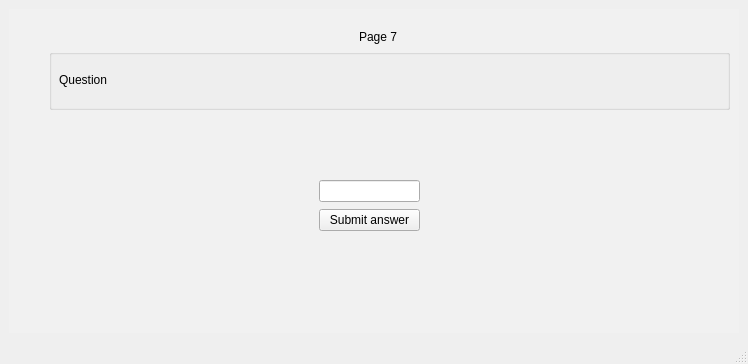
AlexandruNuta/ProjectModernCPP, file Client/mainwindow.ui: the form before one commit.
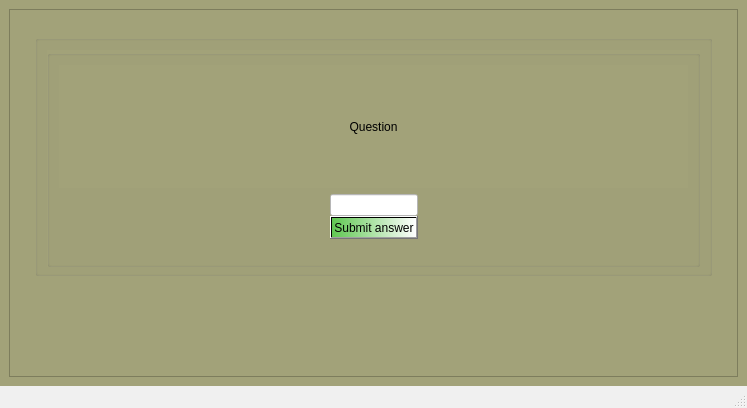
The form after the commit. The open tabs and pages were chosen to show the change. Icons and pictures are not drawn.

Commit message: Added background colors and some options.

Patch:
```diff
--- a/Client/mainwindow.ui
+++ b/Client/mainwindow.ui
@@ -6,8 +6,8 @@
    <rect>
     <x>0</x>
     <y>0</y>
-    <width>748</width>
-    <height>364</height>
+    <width>747</width>
+    <height>408</height>
    </rect>
   </property>
   <property name="minimumSize">
@@ -16,18 +16,261 @@
     <height>0</height>
    </size>
   </property>
+  <property name="palette">
+   <palette>
+    <active>
+     <colorrole role="Window">
+      <brush brushstyle="SolidPattern">
+       <color alpha="255">
+        <red>229</red>
+        <green>229</green>
+        <blue>229</blue>
+       </color>
+      </brush>
+     </colorrole>
+    </active>
+    <inactive>
+     <colorrole role="Window">
+      <brush brushstyle="SolidPattern">
+       <color alpha="255">
+        <red>240</red>
+        <green>240</green>
+        <blue>240</blue>
+       </color>
+      </brush>
+     </colorrole>
+    </inactive>
+    <disabled>
+     <colorrole role="Window">
+      <brush brushstyle="SolidPattern">
+       <color alpha="255">
+        <red>229</red>
+        <green>229</green>
+        <blue>229</blue>
+       </color>
+      </brush>
+     </colorrole>
+    </disabled>
+   </palette>
+  </property>
   <property name="windowTitle">
    <string>MainWindow</string>
   </property>
+  <property name="windowIcon">
+   <iconset resource="Resources.qrc">
+    <normaloff>:/image/TriviaIcon2.jpg</normaloff>:/image/TriviaIcon2.jpg</iconset>
+  </property>
+  <property name="autoFillBackground">
+   <bool>false</bool>
+  </property>
+  <property name="styleSheet">
+   <string notr="true"/>
+  </property>
   <widget class="QWidget" name="centralwidget">
+   <property name="palette">
+    <palette>
+     <active>
+      <colorrole role="Button">
+       <brush brushstyle="SolidPattern">
+        <color alpha="255">
+         <red>162</red>
+         <green>162</green>
+         <blue>121</blue>
+        </color>
+       </brush>
+      </colorrole>
+      <colorrole role="Base">
+       <brush brushstyle="SolidPattern">
+        <color alpha="255">
+         <red>162</red>
+         <green>162</green>
+         <blue>121</blue>
+        </color>
+       </brush>
+      </colorrole>
+      <colorrole role="Window">
+       <brush brushstyle="SolidPattern">
+        <color alpha="255">
+         <red>162</red>
+         <green>162</green>
+         <blue>121</blue>
+        </color>
+       </brush>
+      </colorrole>
+     </active>
+     <inactive>
+      <colorrole role="Button">
+       <brush brushstyle="SolidPattern">
+        <color alpha="255">
+         <red>162</red>
+         <green>162</green>
+         <blue>121</blue>
+        </color>
+       </brush>
+      </colorrole>
+      <colorrole role="Base">
+       <brush brushstyle="SolidPattern">
+        <color alpha="255">
+         <red>162</red>
+         <green>162</green>
+         <blue>121</blue>
+        </color>
+       </brush>
+      </colorrole>
+      <colorrole role="Window">
+       <brush brushstyle="SolidPattern">
+        <color alpha="255">
+         <red>162</red>
+         <green>162</green>
+         <blue>121</blue>
+        </color>
+       </brush>
+      </colorrole>
+     </inactive>
+     <disabled>
+      <colorrole role="Button">
+       <brush brushstyle="SolidPattern">
+        <color alpha="255">
+         <red>162</red>
+         <green>162</green>
+         <blue>121</blue>
+        </color>
+       </brush>
+      </colorrole>
+      <colorrole role="Base">
+       <brush brushstyle="SolidPattern">
+        <color alpha="255">
+         <red>162</red>
+         <green>162</green>
+         <blue>121</blue>
+        </color>
+       </brush>
+      </colorrole>
+      <colorrole role="Window">
+       <brush brushstyle="SolidPattern">
+        <color alpha="255">
+         <red>162</red>
+         <green>162</green>
+         <blue>121</blue>
+        </color>
+       </brush>
+      </colorrole>
+     </disabled>
+    </palette>
+   </property>
+   <property name="styleSheet">
+    <string notr="true">font: 12pt &quot;Tempus Sans ITC&quot;;
+
+background-color: rgb(162, 162, 121);</string>
+   </property>
    <layout class="QGridLayout" name="gridLayout_6">
-    <item row="0" column="0">
+    <item row="1" column="0">
      <widget class="QStackedWidget" name="stackedWidget">
+      <property name="palette">
+       <palette>
+        <active>
+         <colorrole role="Button">
+          <brush brushstyle="SolidPattern">
+           <color alpha="255">
+            <red>162</red>
+            <green>162</green>
+            <blue>121</blue>
+           </color>
+          </brush>
+         </colorrole>
+         <colorrole role="Base">
+          <brush brushstyle="SolidPattern">
+           <color alpha="255">
+            <red>162</red>
+            <green>162</green>
+            <blue>121</blue>
+           </color>
+          </brush>
+         </colorrole>
+         <colorrole role="Window">
+          <brush brushstyle="SolidPattern">
+           <color alpha="255">
+            <red>162</red>
+            <green>162</green>
+            <blue>121</blue>
+           </color>
+          </brush>
+         </colorrole>
+        </active>
+        <inactive>
+         <colorrole role="Button">
+          <brush brushstyle="SolidPattern">
+           <color alpha="255">
+            <red>162</red>
+            <green>162</green>
+            <blue>121</blue>
+           </color>
+          </brush>
+         </colorrole>
+         <colorrole role="Base">
+          <brush brushstyle="SolidPattern">
+           <color alpha="255">
+            <red>162</red>
+            <green>162</green>
+            <blue>121</blue>
+           </color>
+          </brush>
+         </colorrole>
+         <colorrole role="Window">
+          <brush brushstyle="SolidPattern">
+           <color alpha="255">
+            <red>162</red>
+            <green>162</green>
+            <blue>121</blue>
+           </color>
+          </brush>
+         </colorrole>
+        </inactive>
+        <disabled>
+         <colorrole role="Button">
+          <brush brushstyle="SolidPattern">
+           <color alpha="255">
+            <red>162</red>
+            <green>162</green>
+            <blue>121</blue>
+           </color>
+          </brush>
+         </colorrole>
+         <colorrole role="Base">
+          <brush brushstyle="SolidPattern">
+           <color alpha="255">
+            <red>162</red>
+            <green>162</green>
+            <blue>121</blue>
+           </color>
+          </brush>
+         </colorrole>
+         <colorrole role="Window">
+          <brush brushstyle="SolidPattern">
+           <color alpha="255">
+            <red>162</red>
+            <green>162</green>
+            <blue>121</blue>
+           </color>
+          </brush>
+         </colorrole>
+        </disabled>
+       </palette>
+      </property>
+      <property name="autoFillBackground">
+       <bool>false</bool>
+      </property>
       <property name="styleSheet">
-       <string notr="true">QStackedWidget {
-    background-color: rgba(255, 255, 255, 0.1);
-}
-</string>
+       <string notr="true"/>
+      </property>
+      <property name="frameShape">
+       <enum>QFrame::StyledPanel</enum>
+      </property>
+      <property name="frameShadow">
+       <enum>QFrame::Raised</enum>
+      </property>
+      <property name="lineWidth">
+       <number>1</number>
       </property>
       <property name="currentIndex">
        <number>6</number>
@@ -1344,62 +1587,213 @@
        </layout>
       </widget>
       <widget class="QWidget" name="page_NAQScreen">
-       <widget class="QLabel" name="label_9">
-        <property name="geometry">
-         <rect>
-          <x>350</x>
-          <y>20</y>
-          <width>49</width>
-          <height>16</height>
-         </rect>
+       <layout class="QGridLayout" name="gridLayout_16">
+        <property name="leftMargin">
+         <number>25</number>
         </property>
-        <property name="text">
-         <string>Page 7</string>
+        <property name="topMargin">
+         <number>25</number>
         </property>
-       </widget>
-       <widget class="QGroupBox" name="groupBox_6">
-        <property name="geometry">
-         <rect>
-          <x>40</x>
-          <y>40</y>
-          <width>681</width>
-          <height>61</height>
-         </rect>
+        <property name="rightMargin">
+         <number>25</number>
         </property>
-        <property name="title">
-         <string/>
+        <property name="bottomMargin">
+         <number>100</number>
         </property>
-        <widget class="QLabel" name="NumericalAnswerQuestionLabel">
-         <property name="geometry">
-          <rect>
-           <x>10</x>
-           <y>10</y>
-           <width>661</width>
-           <height>41</height>
-          </rect>
-         </property>
-         <property name="text">
-          <string>Question</string>
-         </property>
-        </widget>
-       </widget>
-       <widget class="QWidget" name="layoutWidget">
+        <property name="horizontalSpacing">
+         <number>20</number>
+        </property>
+        <property name="verticalSpacing">
+         <number>10</number>
+        </property>
+        <item row="0" column="0">
+         <widget class="QGroupBox" name="groupBox_11">
+          <property name="title">
+           <string/>
+          </property>
+          <layout class="QGridLayout" name="gridLayout_15">
+           <property name="bottomMargin">
+            <number>6</number>
+           </property>
+           <item row="0" column="0">
+            <widget class="QGroupBox" name="groupBox_6">
+             <property name="title">
+              <string/>
+             </property>
+             <property name="flat">
+              <bool>true</bool>
+             </property>
+             <layout class="QGridLayout" name="gridLayout_14" rowstretch="1,1" columnstretch="0">
+              <property name="bottomMargin">
+               <number>25</number>
+              </property>
+              <item row="1" column="0">
+               <layout class="QHBoxLayout" name="horizontalLayout_17" stretch="5,1,5">
+                <property name="spacing">
+                 <number>0</number>
+                </property>
+                <item>
+                 <spacer name="horizontalSpacer_34">
+                  <property name="orientation">
+                   <enum>Qt::Horizontal</enum>
+                  </property>
+                  <property name="sizeHint" stdset="0">
+                   <size>
+                    <width>40</width>
+                    <height>20</height>
+                   </size>
+                  </property>
+                 </spacer>
+                </item>
+                <item>
+                 <layout class="QVBoxLayout" name="verticalLayout_5">
+                  <item alignment="Qt::AlignHCenter">
+                   <widget class="QLineEdit" name="NumericalAnswerField">
+                    <property name="styleSheet">
+                     <string notr="true">background-color: rgb(255, 255, 255);</string>
+                    </property>
+                   </widget>
+                  </item>
+                  <item>
+                   <widget class="QPushButton" name="pushButton_SubmitAnswer">
+                    <property name="cursor">
+                     <cursorShape>PointingHandCursor</cursorShape>
+                    </property>
+                    <property name="styleSheet">
+                     <string notr="true">background-color: qlineargradient(spread:pad, x1:0, y1:0, x2:1, y2:0, stop:0 rgba(96, 199, 82, 255), stop:1 rgba(255, 255, 255, 255));</string>
+                    </property>
+                    <property name="text">
+                     <string>Submit answer</string>
+                    </property>
+                   </widget>
+                  </item>
+                 </layout>
+                </item>
+                <item>
+                 <spacer name="horizontalSpacer_33">
+                  <property name="orientation">
+                   <enum>Qt::Horizontal</enum>
+                  </property>
+                  <property name="sizeHint" stdset="0">
+                   <size>
+                    <width>40</width>
+                    <height>20</height>
+                   </size>
+                  </property>
+                 </spacer>
+                </item>
+               </layout>
+              </item>
+              <item row="0" column="0">
+               <widget class="QLabel" name="NumericalAnswerQuestionLabel">
+                <property name="styleSheet">
+                 <string notr="true"/>
+                </property>
+                <property name="text">
+                 <string>Question</string>
+                </property>
+                <property name="scaledContents">
+                 <bool>true</bool>
+                </property>
+                <property name="alignment">
+                 <set>Qt::AlignCenter</set>
+                </property>
+               </widget>
+              </item>
+             </layout>
+            </widget>
+           </item>
+          </layout>
+         </widget>
+        </item>
+       </layout>
+      </widget>
+      <widget class="QWidget" name="page_Map">
+       <layout class="QGridLayout" name="gridLayout_12">
+        <item row="0" column="0">
+         <widget class="QGraphicsView" name="MapView">
+          <property name="sizeAdjustPolicy">
+           <enum>QAbstractScrollArea::AdjustToContents</enum>
+          </property>
+         </widget>
+        </item>
+       </layout>
+      </widget>
+      <widget class="QWidget" name="page_Results">
+       <widget class="QWidget" name="">
         <property name="geometry">
          <rect>
-          <x>310</x>
-          <y>170</y>
-          <width>101</width>
-          <height>54</height>
+          <x>60</x>
+          <y>70</y>
+          <width>72</width>
+          <height>182</height>
          </rect>
         </property>
-        <layout class="QVBoxLayout" name="verticalLayout_5">
+        <layout class="QVBoxLayout" name="verticalLayout_13">
          <item>
-          <widget class="QLineEdit" name="NumericalAnswerField"/>
+          <widget class="QLabel" name="label_8">
+           <property name="text">
+            <string>Winner: </string>
+           </property>
+          </widget>
          </item>
          <item>
-          <widget class="QPushButton" name="pushButton_SubmitAnswer">
+          <spacer name="horizontalSpacer_38">
+           <property name="orientation">
+            <enum>Qt::Horizontal</enum>
+           </property>
+           <property name="sizeHint" stdset="0">
+            <size>
+             <width>40</width>
+             <height>20</height>
+            </size>
+           </property>
+          </spacer>
+         </item>
+         <item>
+          <widget class="QLabel" name="label_9">
            <property name="text">
-            <string>Submit answer</string>
+            <string>2st Place: </string>
+           </property>
+          </widget>
+         </item>
+         <item>
+          <spacer name="horizontalSpacer_39">
+           <property name="orientation">
+            <enum>Qt::Horizontal</enum>
+           </property>
+           <property name="sizeHint" stdset="0">
+            <size>
+             <width>40</width>
+             <height>20</height>
+            </size>
+           </property>
+          </spacer>
+         </item>
+         <item>
+          <widget class="QLabel" name="label_15">
+           <property name="text">
+            <string>3rd Place:</string>
+           </property>
+          </widget>
+         </item>
+         <item>
+          <spacer name="horizontalSpacer_40">
+           <property name="orientation">
+            <enum>Qt::Horizontal</enum>
+           </property>
+           <property name="sizeHint" stdset="0">
+            <size>
+             <width>40</width>
+             <height>20</height>
+            </size>
+           </property>
+          </spacer>
+         </item>
+         <item>
+          <widget class="QLabel" name="label_16">
+           <property name="text">
+            <string>4th Place: </string>
            </property>
           </widget>
          </item>
```
Left out of the diff: 673 changed lines with no effect on the pictures. The commit also changes 60 other files.
